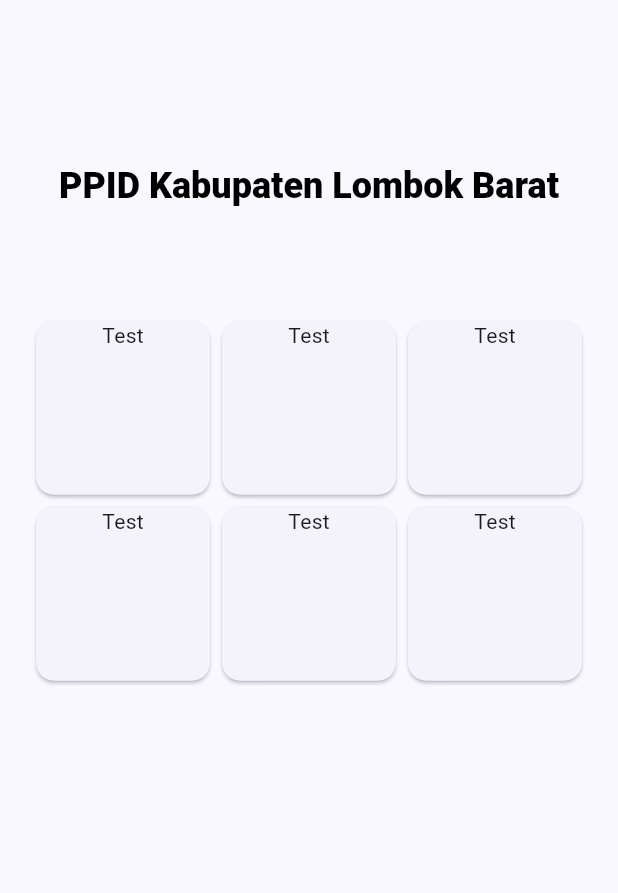
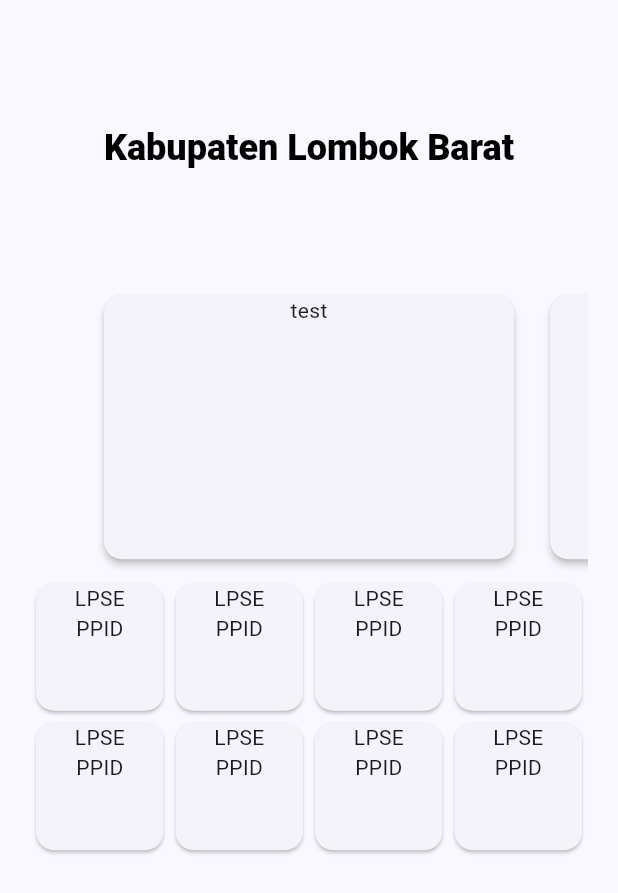
Before and after one commit to Pujiarto-Tri/lombokbarat_dashboard, a Flutter app: the screen it shows after launch, on a phone screen of 412 x 824 dp. Shown: the top 893 px of the screen. Run offline on Flutter 3.47's test engine with Material 2 defaults, Android fonts, the phone set to English and light mode, and no system bars.

Commit message:
modified:   lib/screens/lobar_dashboard/dashboard.dart

```diff
--- a/lib/screens/lobar_dashboard/dashboard.dart
+++ b/lib/screens/lobar_dashboard/dashboard.dart
@@ -1,5 +1,4 @@
 import 'package:flutter/material.dart';
-import 'package:ppid_flutter/screens/home_screen.dart';
 import 'package:ppid_flutter/screens/screen.dart';
 
 class DashboardScreen extends StatelessWidget {
@@ -13,10 +12,10 @@
       // bottomNavigationBar: const BottomNavBar(index: 0),
       body: Padding(
         padding:
-            const EdgeInsets.only(top: 45, left: 20, right: 20, bottom: 20),
+            const EdgeInsets.only(top: 20, left: 20, right: 20, bottom: 20),
         child: Column(
           mainAxisAlignment: MainAxisAlignment.spaceEvenly,
-          children: const [TitleDashboard(), MenuDashboard()],
+          children: const [TitleDashboard(), NewsDashboard(), MenuDashboard()],
         ),
       ),
     );
@@ -35,7 +34,7 @@
         mainAxisAlignment: MainAxisAlignment.center,
         children: [
           Text(
-            'PPID Kabupaten Lombok Barat',
+            'Kabupaten Lombok Barat',
             style: Theme.of(context)
                 .textTheme
                 .headline5!
@@ -50,6 +49,58 @@
   }
 }
 
+class NewsDashboard extends StatefulWidget {
+  const NewsDashboard({super.key});
+
+  @override
+  // ignore: library_private_types_in_public_api
+  _NewsDashboardState createState() => _NewsDashboardState();
+}
+
+class _NewsDashboardState extends State<NewsDashboard> {
+  PageController _controller =
+      PageController(initialPage: 0, viewportFraction: 0.8);
+
+  @override
+  void initState() {
+    super.initState();
+    _controller = PageController(initialPage: 0, viewportFraction: 0.8);
+  }
+
+  @override
+  Widget build(BuildContext context) {
+    return Column(
+      children: [
+        SizedBox(
+          height: 200,
+          child: PageView.builder(
+            controller: _controller,
+            itemCount: 6, // number of cards
+            scrollDirection: Axis.horizontal,
+            physics: const PageScrollPhysics(),
+            itemBuilder: (context, index) {
+              return Padding(
+                padding: const EdgeInsets.all(8.0),
+                child: Card(
+                  elevation: 2,
+                  child: InkWell(
+                    onTap: () {
+                      // handle onTap event here
+                    },
+                    child: Column(
+                      children: const <Widget>[Text("test")],
+                    ),
+                  ),
+                ),
+              );
+            },
+          ),
+        ),
+      ],
+    );
+  }
+}
+
 class MenuDashboard extends StatelessWidget {
   const MenuDashboard({super.key});
 
@@ -57,16 +108,20 @@
   Widget build(BuildContext context) {
     return Expanded(
       child: GridView.count(
-        crossAxisCount: 3, // 3 columns
-        children: List.generate(6, (index) {
-          return Card(
+        crossAxisCount: 4, // 3 columns
+        children: List.generate(8, (index) {
+          return SizedBox(
+            height: 20,
+            width: 20,
+            child: Card(
               elevation: 1,
               child: InkWell(
                 onTap: () {
                   Navigator.pushNamed(context, HomeScreen.routeName);
                 },
                 child: Column(
-                children: const <Widget>[Text("Test")],
+                  children: const <Widget>[Text("LPSE"), Text("PPID")],
+                ),
               ),
             ),
           );
```
Lines whose indentation alone changed are shown as unchanged.
